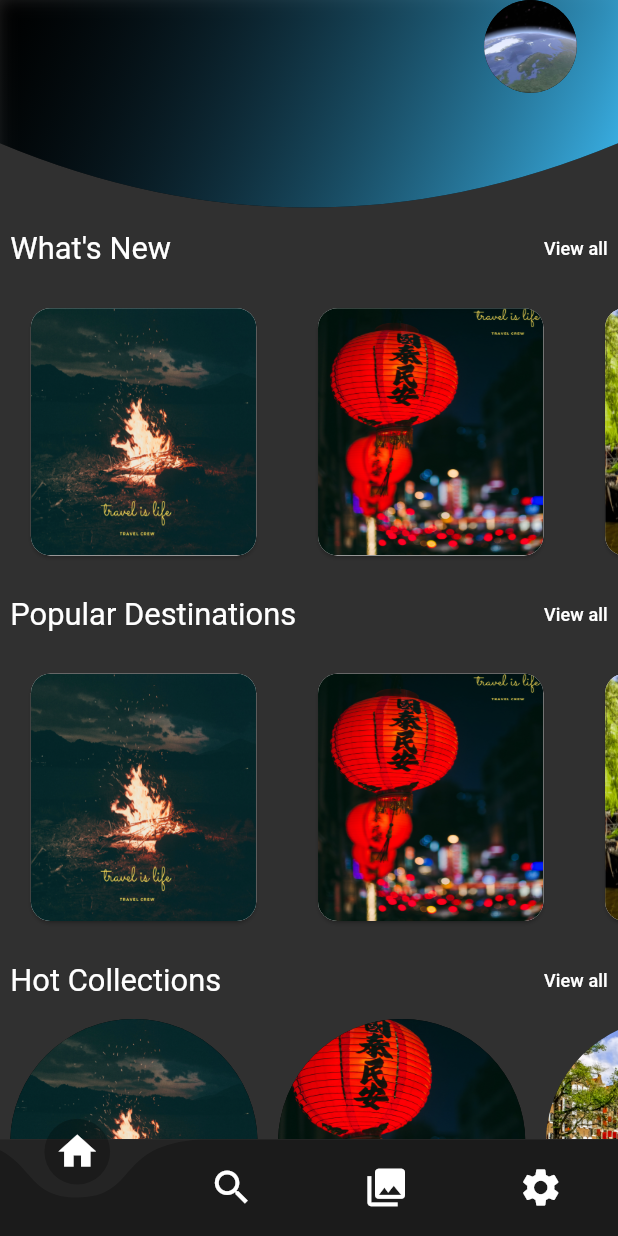
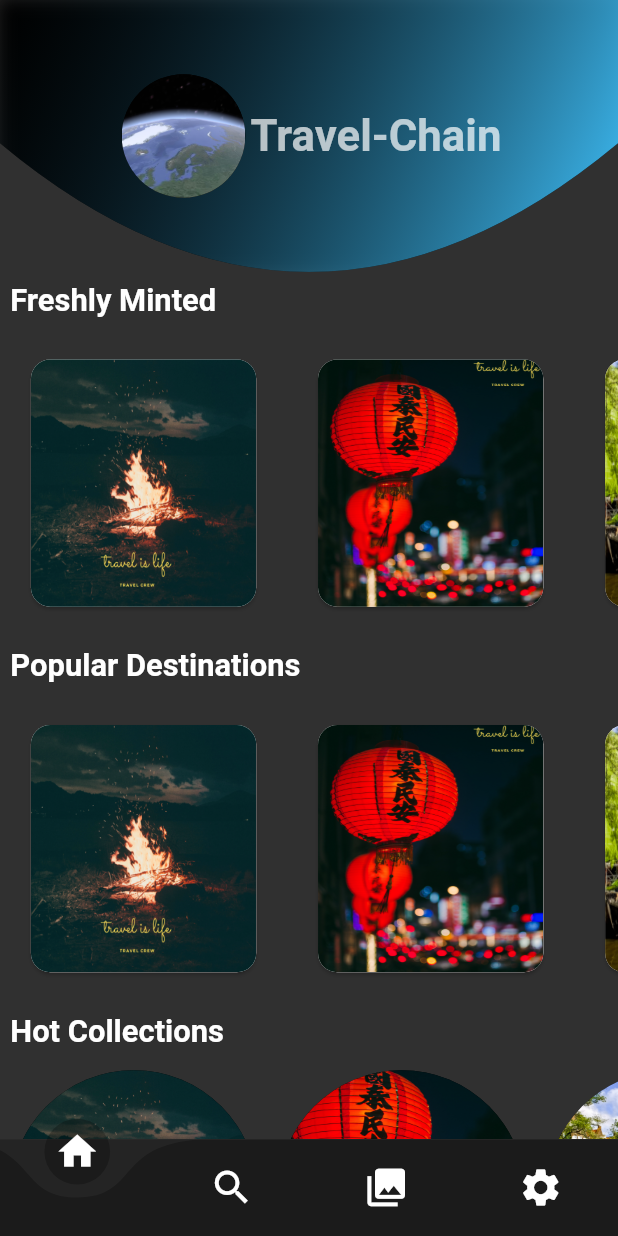
Before and after one commit to kaitech-corp/xplorchain, a Flutter app: the screen it shows after launch, on a phone screen of 412 x 824 dp. Run offline on Flutter 3.47's test engine with Material 2 defaults, Android fonts, the phone set to English and light mode, and no system bars; drawn by our look-alikes of curved_navigation_bar; our stand-ins replace carousel_slider, flutter_slider_drawer, google_fonts, nil, responsive_framework, sizer; missing offline and left inert: clippy_flutter.

Commit message:
Custom App Bar and App Bar Animation

```diff
--- a/lib/main.dart
+++ b/lib/main.dart
@@ -1,4 +1,8 @@
+import 'package:flutter/cupertino.dart';
 import 'package:flutter/material.dart';
+import 'package:flutter/painting.dart';
+import 'package:flutter/rendering.dart';
+import 'package:google_fonts/google_fonts.dart';
 import 'package:sizer/sizer.dart';
 import 'screens/home/home.dart';
 import 'services/responsive/responsive_wrapper.dart';
@@ -15,14 +19,20 @@ class MyApp extends StatelessWidget {
   Widget build(BuildContext context) {
     return  Sizer(
       builder: (context,orientation, deviceType) {
+
         return MaterialApp(
           debugShowCheckedModeBanner: false,
           title: 'NFKeychain',
-          theme: ThemeData.dark(
-
+          theme: ThemeData(
+            fontFamily: GoogleFonts.literata().fontFamily,
+            textTheme: GoogleFonts.literataTextTheme(
+                Theme.of(context).textTheme
+            ),
           ),
+          darkTheme: ThemeData.dark(),
+          themeMode: ThemeMode.dark,
           builder: (context, widget) {
-            return ResponsiveWrapperBuilder(context, widget);
+            return responsiveWrapperBuilder(context, widget);
           },
           home: const MyHomePage(),
         );
--- a/lib/screens/home/home.dart
+++ b/lib/screens/home/home.dart
@@ -2,10 +2,13 @@ import 'package:curved_navigation_bar/curved_navigation_bar.dart';
 import 'package:flutter/cupertino.dart';
 import 'package:flutter/foundation.dart';
 import 'package:flutter/material.dart';
+import 'package:nil/nil.dart';
 import 'package:travel_chain_mvp/screens/home/mobile.dart';
+import 'package:travel_chain_mvp/screens/market/market_screen.dart';
 import 'package:travel_chain_mvp/screens/my_collection/my_collection.dart';
 import 'package:travel_chain_mvp/screens/search/search.dart';
 import 'package:travel_chain_mvp/screens/settings/settings.dart';
+import 'package:travel_chain_mvp/widgets/app_animation.dart';
 import 'package:travel_chain_mvp/widgets/custom_app_bar.dart';
 
 import '../../services/size_config/size_config.dart';
@@ -20,9 +23,12 @@ class MyHomePage extends StatefulWidget {
 
 class _MyHomePageState extends State<MyHomePage> {
 
+  final ScrollController controller = ScrollController();
+
+
   int _selectedIndex = 0;
   final List<Widget> _widgetOptions = const <Widget>[
-    MobileScreen(),
+    Market(),
     Search(),
     MyCollection(),
     Settings(),
@@ -36,6 +42,12 @@ class _MyHomePageState extends State<MyHomePage> {
   }
 
   @override
+  void dispose() {
+    controller.dispose();
+    super.dispose();
+  }
+
+  @override
   Widget build(BuildContext context) {
     SizeConfig().init(context);
     return (kIsWeb) ? const Scaffold(
@@ -44,13 +56,13 @@ class _MyHomePageState extends State<MyHomePage> {
       ),
     ) :
     Scaffold(
-      body: Stack(
+      body: Column(
         children: [
-          const CustomAppBar(),
-          Padding(
-            padding: EdgeInsets.only(
-                top: SizeConfig.screenHeight*.1785),
-            child: _widgetOptions.elementAt(_selectedIndex),
+          if(_selectedIndex == 0) AppBarAnimation(controller: controller,),
+          Expanded(
+            child: SingleChildScrollView(
+              controller: controller,
+                child: _widgetOptions.elementAt(_selectedIndex)),
           ),
         ],
       ),
--- a/lib/screens/market/market_screen.dart
+++ b/lib/screens/market/market_screen.dart
@@ -1,4 +1,5 @@
 import 'package:carousel_slider/carousel_slider.dart';
+import 'package:flutter/cupertino.dart';
 import 'package:flutter/material.dart';
 import 'package:travel_chain_mvp/services/size_config/size_config.dart';
 
@@ -10,10 +11,10 @@ import '../../services/constants/constants.dart';
 class Market extends StatelessWidget{
   const Market({Key? key}) : super(key: key);
 
+
   @override
   Widget build(BuildContext context) {
-    return SingleChildScrollView(
-      child: Column(
+    return Column(
       // crossAxisAlignment: CrossAxisAlignment.start,
       children: [
         Padding(
@@ -21,8 +22,8 @@ class Market extends StatelessWidget{
           child: Row(
             mainAxisAlignment: MainAxisAlignment.spaceBetween,
             children: [
-                Text("What's New", style: Theme.of(context).textTheme.headline5,),
-                Text('View all', style: Theme.of(context).textTheme.subtitle2),
+              Text("Freshly Minted", style: Theme.of(context).textTheme.headline5?.copyWith(fontWeight: FontWeight.bold)),
+              // Text('View all', style: Theme.of(context).textTheme.subtitle2),
             ],
           ),
         ),
@@ -41,8 +42,8 @@ class Market extends StatelessWidget{
           child: Row(
             mainAxisAlignment: MainAxisAlignment.spaceBetween,
             children: [
-                Text("Popular Destinations", style: Theme.of(context).textTheme.headline5,),
-                Text('View all', style: Theme.of(context).textTheme.subtitle2),
+              Text("Popular Destinations", style: Theme.of(context).textTheme.headline5?.copyWith(fontWeight: FontWeight.bold),),
+              // Text('View all', style: Theme.of(context).textTheme.subtitle2),
             ],
           ),
         ),
@@ -61,8 +62,8 @@ class Market extends StatelessWidget{
           child: Row(
             mainAxisAlignment: MainAxisAlignment.spaceBetween,
             children: [
-                Text("Hot Collections", style: Theme.of(context).textTheme.headline5,),
-                Text('View all', style: Theme.of(context).textTheme.subtitle2),
+              Text("Hot Collections", style: Theme.of(context).textTheme.headline5?.copyWith(fontWeight: FontWeight.bold),),
+              // Text('View all', style: Theme.of(context).textTheme.subtitle2),
             ],
           ),
         ),
@@ -81,8 +82,8 @@ class Market extends StatelessWidget{
           child: Row(
             mainAxisAlignment: MainAxisAlignment.spaceBetween,
             children: [
-                Text('Near me', style: Theme.of(context).textTheme.headline5,),
-                Text('View all', style: Theme.of(context).textTheme.subtitle2),
+              Text('Nearby Gems', style: Theme.of(context).textTheme.headline5?.copyWith(fontWeight: FontWeight.bold),),
+              // Text('View all', style: Theme.of(context).textTheme.subtitle2),
             ],
           ),
         ),
@@ -96,34 +97,38 @@ class Market extends StatelessWidget{
           items: List.generate(5, (index) => NFTCollection(index: index)),
         ),
         Padding(
-            padding: const EdgeInsets.all(8.0),
+          padding: const EdgeInsets.only(left: 8.0, top: 8.0, right: 8.0),
           child: Row(
             mainAxisAlignment: MainAxisAlignment.spaceBetween,
             children: [
-                Text('Travel Experiences', style: Theme.of(context).textTheme.headline5,),
+              Text('Travel Experiences', style: Theme.of(context).textTheme.headline5?.copyWith(fontWeight: FontWeight.bold),),
               // Text('# of NFKeychains', style: Theme.of(context).textTheme.subtitle2),
             ],
           ),
         ),
-          Container(
+        SizedBox(
           height: SizeConfig.screenHeight/4,
           width: double.infinity,
-            padding: const EdgeInsets.all(8.0),
+          // padding: const EdgeInsets.all(8.0),
           // color: Colors.blueGrey,
           child: ListView.builder(
               itemCount: 4,
               itemBuilder: (context, index){
-                  return ListTile(
+                return Card(
+                  shape: const RoundedRectangleBorder(
+                    borderRadius: BorderRadius.all(Radius.circular(10))
+                  ),
+                  color: Colors.black,
+                  child: ListTile(
                     title: Text(locations[index],style: Theme.of(context).textTheme.headline6,),
                     trailing: Text('${nftCount[index]}'),
+                  ),
                 );
               }),
         )
       ],
-      )
     );
   }
-
 }
 
 class NFTCollection extends StatelessWidget{
--- /dev/null
+++ b/lib/services/constants/functions.dart
@@ -0,0 +1 @@
+double normalize(val, max, min) { return (val - min) / (max - min); }
--- a/lib/services/responsive/responsive_wrapper.dart
+++ b/lib/services/responsive/responsive_wrapper.dart
@@ -1,7 +1,7 @@
 import 'package:flutter/material.dart';
 import 'package:responsive_framework/responsive_framework.dart';
 
-Widget ResponsiveWrapperBuilder(context, widget){
+Widget responsiveWrapperBuilder(context, widget){
   return ResponsiveWrapper.builder(
     BouncingScrollWrapper.builder(context, widget),
     maxWidth: 1200,
--- /dev/null
+++ b/lib/widgets/app_animation.dart
@@ -0,0 +1,137 @@
+
+import 'package:clippy_flutter/arc.dart';
+import 'package:flutter/material.dart';
+import 'package:nil/nil.dart';
+import 'package:travel_chain_mvp/services/constants/constants.dart';
+import 'package:travel_chain_mvp/services/size_config/size_config.dart';
+
+class AppBarAnimation extends StatefulWidget {
+
+  final ScrollController controller;
+
+  const AppBarAnimation({
+    Key? key,
+    required this.controller,
+  }) : super(key: key);
+
+  @override
+  _AppBarAnimationState createState() => _AppBarAnimationState();
+}
+
+class _AppBarAnimationState extends State<AppBarAnimation> {
+
+  double _height = SizeConfig.screenHeight*.22;
+  double _arcHeight = 100;
+
+  @override
+  void initState() {
+    widget.controller.addListener(onScroll);
+    super.initState();
+  }
+
+  void onScroll() {
+    if(mounted){
+      if (widget.controller.offset < 100) {
+        setState(() {
+          _height = SizeConfig.screenHeight * .22 -
+              SizeConfig.screenHeight * .1 * (widget.controller.offset / 100);
+          _arcHeight = 100 - widget.controller.offset * .85;
+        });
+      } else {
+        setState(() {
+          _height = SizeConfig.screenHeight * .15;
+          _arcHeight = 0;
+        });
+      }
+    }
+  }
+
+  @override
+  Widget build(BuildContext context) {
+    return ClipPath(
+        clipper: ArcShape(x: 0, y: _arcHeight),
+        child:  AnimatedContainer(
+          duration: const Duration(milliseconds: 500),
+            height: _height,
+            width: double.infinity,
+            // clipBehavior: ,
+            decoration: const BoxDecoration(
+              gradient: LinearGradient(
+                  begin: Alignment.topLeft,
+                  end: Alignment.bottomRight,
+                  colors: [
+                    Colors.black26,
+                    Colors.lightBlueAccent
+                  ]
+              ),
+              boxShadow: [
+                BoxShadow(
+                  color: Colors.black,
+                  blurRadius: 10.0,
+                ),
+                BoxShadow(
+                  color: Colors.black26,
+                  blurRadius: 10.0,
+                ),
+              ],
+            ),
+            child: Padding(
+                padding: const EdgeInsets.fromLTRB(8.0,0,8.0,0),
+                child: SafeArea(
+                  child: Row(
+                    mainAxisAlignment: MainAxisAlignment.center,
+                    children: [
+                      InkWell(
+                        onTap: (){
+
+                        },
+                        child: Hero(
+                          tag: "234",
+                          transitionOnUserGestures: true,
+                          child: Padding(
+                            padding: const EdgeInsets.all(4.0),
+                            child: CircleAvatar(
+                              radius: SizeConfig.screenWidth*.1,
+                              backgroundImage: AssetImage(earthImage),
+                            ),
+                          ),
+                        ),
+                      ),
+                      Text('Travel-Chain', style: Theme.of(context).textTheme.headline4?.copyWith(fontWeight: FontWeight.bold),),
+                    ],
+                  ),
+                )
+            )
+        ));
+  }
+}
+
+
+class ArcShape extends CustomClipper<Path> {
+  double x;
+  double y;
+  ArcShape({required this.x, required this.y});
+
+  @override
+  Path getClip(Size size) {
+    var path = Path();
+    path.lineTo(0.0, size.height - y);
+    //Adds a quadratic bezier segment that curves from the current point
+    //to the given point (x2,y2), using the control point (x1,y1).
+    path.quadraticBezierTo(
+        size.width / 4, size.height - x, size.width / 2, size.height - x);
+    path.quadraticBezierTo(
+        size.width * 3 / 4, size.height - x, size.width, size.height - y);
+
+    path.lineTo(size.width, 0.0);
+
+    path.close();
+
+    return path;
+  }
+
+  @override
+  bool shouldReclip(CustomClipper<Path> oldClipper) {
+    return false;
+  }
+}
--- a/lib/widgets/custom_app_bar.dart
+++ b/lib/widgets/custom_app_bar.dart
@@ -1,5 +1,5 @@
+import 'package:flutter/cupertino.dart';
 import 'package:flutter/material.dart';
-import 'package:sizer/sizer.dart';
 import 'package:travel_chain_mvp/services/constants/constants.dart';
 import 'package:travel_chain_mvp/services/size_config/size_config.dart';
 
@@ -17,7 +17,8 @@ class CustomAppBar extends StatelessWidget {
   Widget build(BuildContext context) {
     return ClipPath(
       clipper: CustomShape(),
-      child: Container(
+      child: AnimatedContainer(
+        duration: const Duration(milliseconds: 250),
           height: SizeConfig.screenHeight*.22,
           width: double.infinity,
           decoration: const BoxDecoration(
@@ -42,13 +43,10 @@ class CustomAppBar extends StatelessWidget {
           ),
           child: Padding(
               padding: const EdgeInsets.fromLTRB(8.0,0,8.0,0),
-              child: AppBar(
-                toolbarHeight: SizerUtil.deviceType == DeviceType.tablet ? SizeConfig.screenHeight*.1 : SizeConfig.screenHeight*.075,
-                shadowColor: const Color(0x00000000),
-                backgroundColor: const Color(0x00000000),
-                actions: <Widget>[
-                  Center(
-                    child: InkWell(
+              child: Row(
+                mainAxisAlignment: MainAxisAlignment.center,
+                children: [
+                  InkWell(
                     onTap: (){
 
                     },
@@ -56,14 +54,36 @@ class CustomAppBar extends StatelessWidget {
                       tag: "234",
                       transitionOnUserGestures: true,
                       child: CircleAvatar(
-                          radius: SizeConfig.screenWidth/8.0,
+                        radius: SizeConfig.screenWidth*.1,
                         backgroundImage: AssetImage(earthImage),
                       ),
                     ),
                   ),
-                  ),
+                  const SizedBox(width: 4,),
+                  Text('Travel-Chain', style: Theme.of(context).textTheme.headline4?.copyWith(fontWeight: FontWeight.bold),)
                 ],
               )
+              // AppBar(
+              //   toolbarHeight: SizerUtil.deviceType == DeviceType.tablet ? SizeConfig.screenHeight*.1 : SizeConfig.screenHeight*.075,
+              //   shadowColor: const Color(0x00000000),
+              //   backgroundColor: const Color(0x00000000),
+              //   actions: <Widget>[
+              //     InkWell(
+              //       onTap: (){
+              //
+              //       },
+              //       child: Hero(
+              //         tag: "234",
+              //         transitionOnUserGestures: true,
+              //         child: CircleAvatar(
+              //           radius: SizeConfig.screenWidth/8.0,
+              //           backgroundImage: AssetImage(earthImage),
+              //         ),
+              //       ),
+              //     ),
+              //     Text('Travel-Chain', style: Theme.of(context).textTheme.headline4?.copyWith(fontWeight: FontWeight.bold),)
+              //   ],
+              // )
           )
       ),
     );
--- a/pubspec.yaml
+++ b/pubspec.yaml
@@ -37,7 +37,11 @@ dependencies:
   carousel_slider: ^4.0.0
   curved_navigation_bar: ^1.0.1
   sizer: ^2.0.15
+  google_fonts: 2.2.0
+  clippy_flutter: 2.0.0-nullsafety.1
 
+# Other
+  nil: ^1.1.1
 
 dev_dependencies:
   flutter_test:
```
Also changed, not shown: pubspec.lock, 3 other files. Lines whose indentation alone changed are shown as unchanged.
